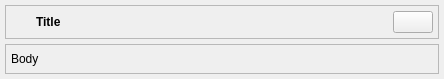
This is Custom_Widgets/components/uis/info.ui in KhamisiKibet/QT-PyQt-PySide-Custom-Widgets as Qt 5 draws it before an edit. The edited form follows.
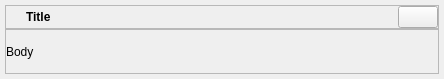
This is the edited form. Icons and pictures are not drawn.

The edit to the form file:
```diff
--- a/Custom_Widgets/components/uis/info.ui
+++ b/Custom_Widgets/components/uis/info.ui
@@ -15,7 +15,7 @@
   </property>
   <layout class="QVBoxLayout" name="verticalLayout">
    <property name="spacing">
-    <number>5</number>
+    <number>0</number>
    </property>
    <property name="leftMargin">
     <number>5</number>
@@ -39,19 +39,19 @@
      </property>
      <layout class="QHBoxLayout" name="horizontalLayout">
       <property name="spacing">
-       <number>5</number>
+       <number>0</number>
       </property>
       <property name="leftMargin">
-       <number>5</number>
+       <number>0</number>
       </property>
       <property name="topMargin">
-       <number>5</number>
+       <number>0</number>
       </property>
       <property name="rightMargin">
-       <number>5</number>
+       <number>0</number>
       </property>
       <property name="bottomMargin">
-       <number>5</number>
+       <number>0</number>
       </property>
       <item alignment="Qt::AlignLeft">
        <widget class="QLabel" name="iconlabel">
@@ -96,7 +96,7 @@
         </property>
        </widget>
       </item>
-      <item alignment="Qt::AlignRight">
+      <item alignment="Qt::AlignRight|Qt::AlignTop">
        <widget class="QPushButton" name="closeButton">
         <property name="text">
          <string/>
@@ -125,19 +125,19 @@
      </property>
      <layout class="QVBoxLayout" name="verticalLayout_2">
       <property name="spacing">
-       <number>5</number>
+       <number>0</number>
       </property>
       <property name="leftMargin">
-       <number>5</number>
+       <number>0</number>
       </property>
       <property name="topMargin">
-       <number>5</number>
+       <number>0</number>
       </property>
       <property name="rightMargin">
-       <number>5</number>
+       <number>0</number>
       </property>
       <property name="bottomMargin">
-       <number>5</number>
+       <number>0</number>
       </property>
       <item>
        <widget class="QLabel" name="bodyLabel">
```
Left out of the diff: 3 changed lines with no effect on the pictures.
